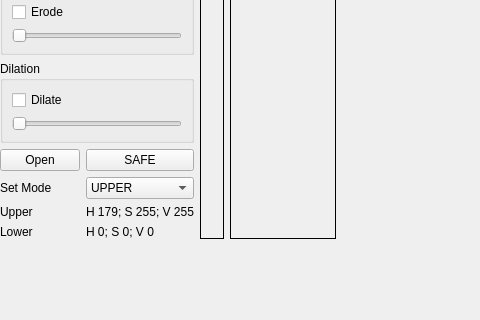
First picture: the form in assets/main_window.ui, repository ChristiR/TelloDrohne, before the edit; both pictures show x 0 to 480 and y 339 to 659 of the 900 by 763 pixel window.
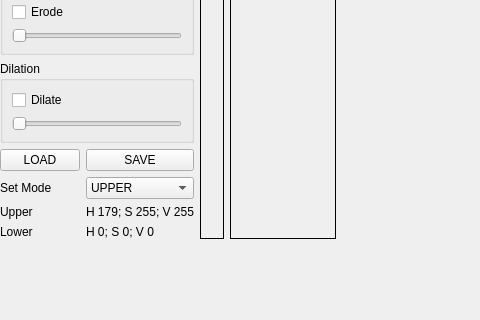
Second picture: the form after the edit.

Commit message: Hsv tool loads pic now

What changed in the file:
```diff
--- a/assets/main_window.ui
+++ b/assets/main_window.ui
@@ -360,7 +360,7 @@
         <item row="1" column="0">
          <widget class="QPushButton" name="btnOpen">
           <property name="text">
-           <string>Open</string>
+           <string>LOAD</string>
           </property>
          </widget>
         </item>
@@ -374,7 +374,7 @@
         <item row="1" column="1">
          <widget class="QPushButton" name="btnCopy">
           <property name="text">
-           <string>SAFE</string>
+           <string>SAVE</string>
           </property>
          </widget>
         </item>
```
The commit also changes 6 other files.
